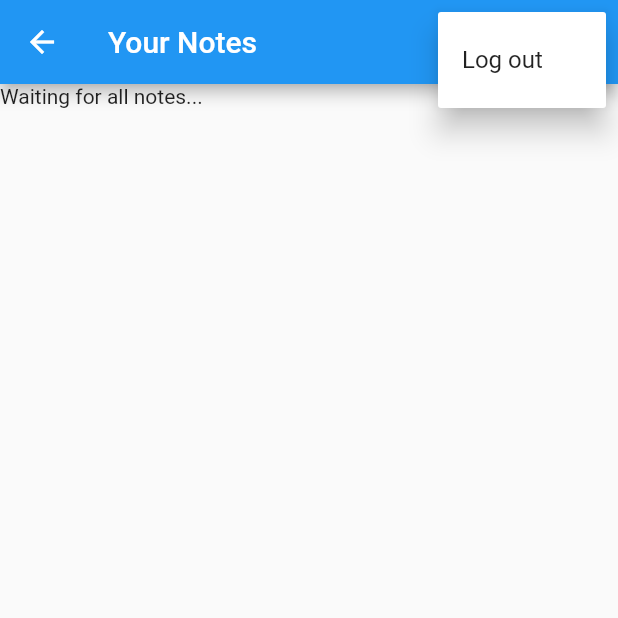
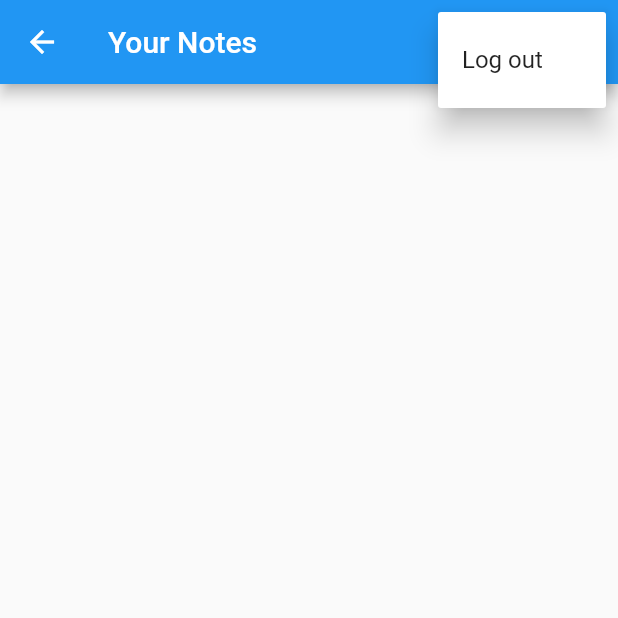
Before and after one commit to alexushkov82/kickstartmyheart, a Flutter app: the NotesView screen opened by its route, after a tap on the "more vert" icon, on a phone screen of 412 x 824 dp, the top half of it. Run offline on Flutter 3.47's test engine with Material 2 defaults, Android fonts, the phone set to English and light mode, and no system bars; our stand-ins replace firebase_auth, firebase_core, sqflite; accounts and stored records are empty.

Commit message:
Update Notes View.

```diff
--- a/lib/services/crud/notes_service.dart
+++ b/lib/services/crud/notes_service.dart
@@ -12,11 +12,16 @@
   List<DatabaseNote> _notes = [];
 
   static final NotesService _shared = NotesService._sharedInstance();
-  NotesService._sharedInstance();
+  NotesService._sharedInstance() {
+    _notesStreamController = StreamController<List<DatabaseNote>>.broadcast(
+      onListen: () {
+        _notesStreamController.sink.add(_notes);
+      },
+    );
+  }
   factory NotesService() => _shared;
 
-  final _notesStreamController =
-      StreamController<List<DatabaseNote>>.broadcast();
+  late final StreamController<List<DatabaseNote>> _notesStreamController;
 
   Stream<List<DatabaseNote>> get allNotes => _notesStreamController.stream;
 
@@ -276,7 +281,7 @@
 
   @override
   String toString() =>
-      'Note, ID = $id, userId = $userId, isSyncedWithCloud =$isSyncedWithCloud';
+      'Note, ID = $id, userId = $userId, isSyncedWithCloud = $isSyncedWithCloud, text = $text';
 
   @override
   bool operator ==(covariant DatabaseNote other) => id == other.id;
--- a/lib/views/notes/notes_view.dart
+++ b/lib/views/notes/notes_view.dart
@@ -19,12 +19,6 @@
   void initState() {
     _notesService = NotesService();
     super.initState();
-  }
-
-  @override
-  void dispose() {
-    _notesService.close();
-    super.dispose();
   }
 
   @override
@@ -75,7 +69,25 @@
                   switch (snapshot.connectionState) {
                     case ConnectionState.waiting:
                     case ConnectionState.active:
-                      return const Text('Waiting for all notes...');
+                      if (snapshot.hasData) {
+                        final allNotes = snapshot.data as List<DatabaseNote>;
+                        return ListView.builder(
+                          itemCount: allNotes.length,
+                          itemBuilder: (context, index) {
+                            final note = allNotes[index];
+                            return ListTile(
+                              title: Text(
+                                note.text,
+                                maxLines: 1,
+                                softWrap: true,
+                                overflow: TextOverflow.ellipsis,
+                              ),
+                            );
+                          },
+                        );
+                      } else {
+                        return const CircularProgressIndicator();
+                      }
                     default:
                       return const CircularProgressIndicator();
                   }
```
Also changed, not shown: pubspec.lock.
